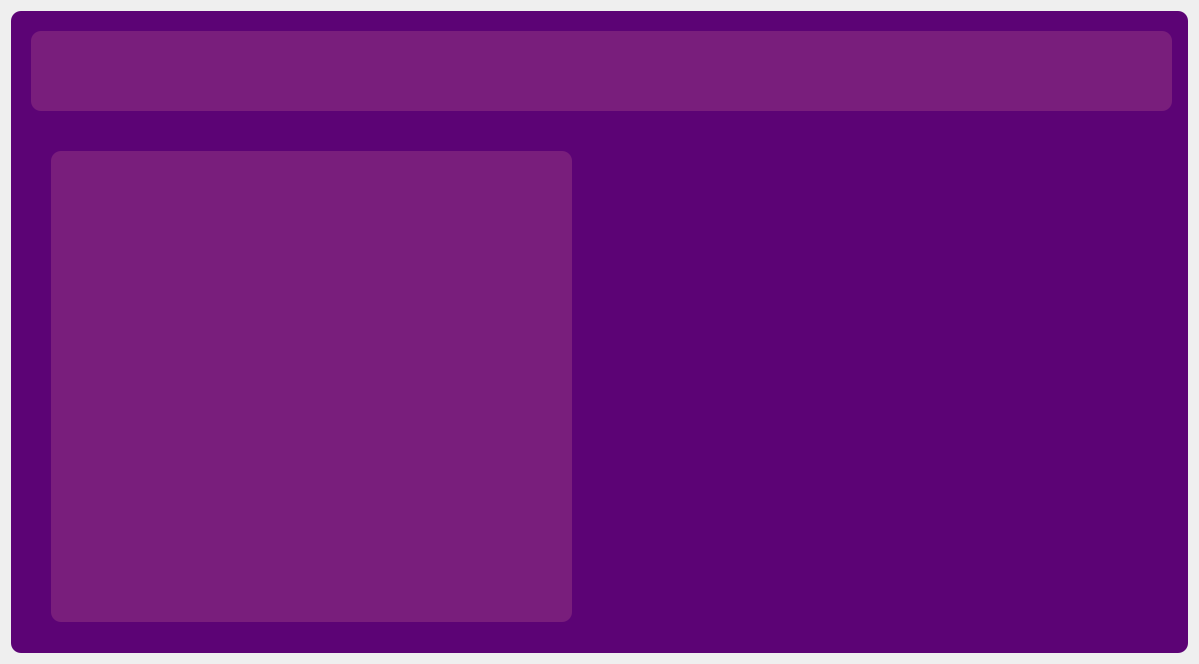
artur2281/Proyecto-Datos-y-algoritmo, file images/diseñofeliciaciones/menu.ui: the form before one commit.
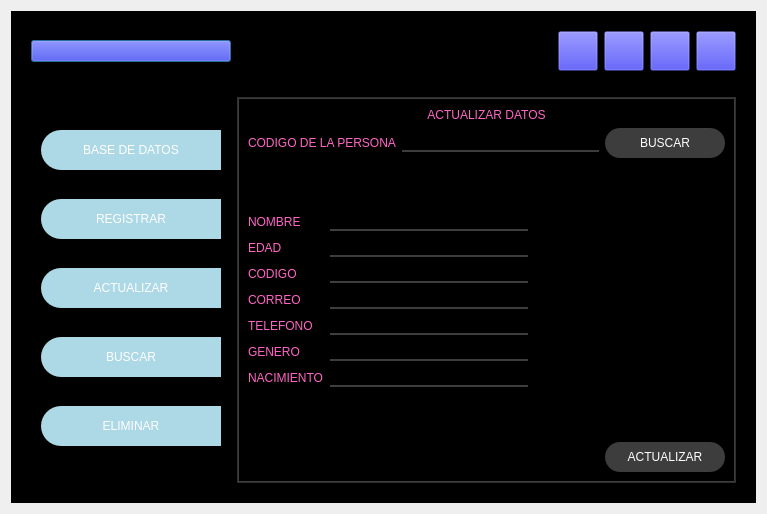
The form after the commit. Icons and pictures are not drawn.

Diff of the .ui file:
```diff
--- a/images/diseñofeliciaciones/menu.ui
+++ b/images/diseñofeliciaciones/menu.ui
@@ -6,62 +6,1150 @@
    <rect>
     <x>0</x>
     <y>0</y>
-    <width>1199</width>
-    <height>664</height>
+    <width>767</width>
+    <height>514</height>
    </rect>
   </property>
   <property name="windowTitle">
    <string>Dialog</string>
   </property>
-  <layout class="QVBoxLayout" name="verticalLayout_2">
+  <layout class="QVBoxLayout" name="verticalLayout_7" stretch="0">
    <item>
-    <widget class="QFrame" name="verticalFrame">
+    <widget class="QFrame" name="frame">
      <property name="styleSheet">
-      <string notr="true">QFrame{
+      <string notr="true">background-color: rgb(0, 0, 0);</string>
+     </property>
+     <property name="frameShape">
+      <enum>QFrame::StyledPanel</enum>
+     </property>
+     <property name="frameShadow">
+      <enum>QFrame::Raised</enum>
+     </property>
+     <layout class="QVBoxLayout" name="verticalLayout_2" stretch="1,8">
+      <item>
+       <widget class="QFrame" name="frame_2">
+        <property name="styleSheet">
+         <string notr="true">QFrame{
+background-color: rgb(0, 0, 0);
+}
 
-	background-color:rgb(92, 3, 117);
-	border-radius: 10px;
+QPushButton{
+background-color: #000000ff;
+border -radius:20px;
+}
 
+QPushButton:hover{
+background-color: rgb(61, 61, 61);
+border -radius:20px;
 }</string>
-     </property>
-     <widget class="QFrame" name="verticalFrame">
-      <property name="geometry">
-       <rect>
-        <x>20</x>
-        <y>20</y>
-        <width>1141</width>
-        <height>80</height>
-       </rect>
-      </property>
-      <property name="styleSheet">
-       <string notr="true">QFrame{
+        </property>
+        <property name="frameShape">
+         <enum>QFrame::StyledPanel</enum>
+        </property>
+        <property name="frameShadow">
+         <enum>QFrame::Raised</enum>
+        </property>
+        <layout class="QHBoxLayout" name="horizontalLayout">
+         <item>
+          <widget class="QPushButton" name="pushButton_5">
+           <property name="minimumSize">
+            <size>
+             <width>200</width>
+             <height>0</height>
+            </size>
+           </property>
+           <property name="text">
+            <string/>
+           </property>
+           <property name="icon">
+            <iconset>
+             <normaloff>../../../../../Pictures/Captura de pantalla 2023-09-24 115852.png</normaloff>../../../../../Pictures/Captura de pantalla 2023-09-24 115852.png</iconset>
+           </property>
+           <property name="iconSize">
+            <size>
+             <width>50</width>
+             <height>50</height>
+            </size>
+           </property>
+          </widget>
+         </item>
+         <item>
+          <spacer name="horizontalSpacer">
+           <property name="orientation">
+            <enum>Qt::Horizontal</enum>
+           </property>
+           <property name="sizeHint" stdset="0">
+            <size>
+             <width>268</width>
+             <height>20</height>
+            </size>
+           </property>
+          </spacer>
+         </item>
+         <item>
+          <widget class="QPushButton" name="pushButton_4">
+           <property name="minimumSize">
+            <size>
+             <width>40</width>
+             <height>40</height>
+            </size>
+           </property>
+           <property name="text">
+            <string/>
+           </property>
+           <property name="icon">
+            <iconset>
+             <normaloff>../../../../../Pictures/3.png</normaloff>../../../../../Pictures/3.png</iconset>
+           </property>
+           <property name="iconSize">
+            <size>
+             <width>40</width>
+             <height>40</height>
+            </size>
+           </property>
+          </widget>
+         </item>
+         <item>
+          <widget class="QPushButton" name="pushButton_3">
+           <property name="minimumSize">
+            <size>
+             <width>40</width>
+             <height>40</height>
+            </size>
+           </property>
+           <property name="text">
+            <string/>
+           </property>
+           <property name="icon">
+            <iconset>
+             <normaloff>../../../../../Pictures/2.png</normaloff>../../../../../Pictures/2.png</iconset>
+           </property>
+           <property name="iconSize">
+            <size>
+             <width>40</width>
+             <height>40</height>
+            </size>
+           </property>
+          </widget>
+         </item>
+         <item>
+          <widget class="QPushButton" name="pushButton_2">
+           <property name="minimumSize">
+            <size>
+             <width>40</width>
+             <height>40</height>
+            </size>
+           </property>
+           <property name="text">
+            <string/>
+           </property>
+           <property name="icon">
+            <iconset>
+             <normaloff>../../../../../Pictures/1.png</normaloff>../../../../../Pictures/1.png</iconset>
+           </property>
+           <property name="iconSize">
+            <size>
+             <width>40</width>
+             <height>40</height>
+            </size>
+           </property>
+          </widget>
+         </item>
+         <item>
+          <widget class="QPushButton" name="pushButton">
+           <property name="minimumSize">
+            <size>
+             <width>40</width>
+             <height>40</height>
+            </size>
+           </property>
+           <property name="text">
+            <string/>
+           </property>
+           <property name="icon">
+            <iconset>
+             <normaloff>../../../../../Pictures/4.png</normaloff>../../../../../Pictures/4.png</iconset>
+           </property>
+           <property name="iconSize">
+            <size>
+             <width>40</width>
+             <height>40</height>
+            </size>
+           </property>
+          </widget>
+         </item>
+        </layout>
+       </widget>
+      </item>
+      <item>
+       <widget class="QFrame" name="frame_3">
+        <property name="frameShape">
+         <enum>QFrame::StyledPanel</enum>
+        </property>
+        <property name="frameShadow">
+         <enum>QFrame::Raised</enum>
+        </property>
+        <layout class="QHBoxLayout" name="horizontalLayout_2">
+         <item>
+          <widget class="QFrame" name="frame_4">
+           <property name="minimumSize">
+            <size>
+             <width>200</width>
+             <height>0</height>
+            </size>
+           </property>
+           <property name="maximumSize">
+            <size>
+             <width>0</width>
+             <height>16777215</height>
+            </size>
+           </property>
+           <property name="styleSheet">
+            <string notr="true">QFrame {
+    background: qlineargradient(x1:0, y1:0, x2:0, y2:1,
+                                stop:0 #55A3D9, stop:1 #FF4D8E);
+}
 
-	background-color:rgb(121, 30, 124);
-	border-radius: 10px;
-	borde: 10px solid #000000;
+QPushButton {
+    background-color: #ADD8E6; /* Cambiamos el color a rosa */
+    border-top-left-radius: 20px;
+    border-bottom-left-radius: 20px;
+    color: #FFFFFF;
+    font: 77 10pt &quot;Arial Black&quot;;
+    transition: background-color 0.3s, color 0.3s;
+}
 
-}</string>
-      </property>
-     </widget>
-     <widget class="QFrame" name="verticalFrame">
-      <property name="geometry">
-       <rect>
-        <x>40</x>
-        <y>140</y>
-        <width>521</width>
-        <height>471</height>
-       </rect>
-      </property>
-      <property name="styleSheet">
-       <string notr="true">QFrame{
+QPushButton: hover {
+    background-color: white; /* Cambia a blanco cuando el mouse está encima */
+    border-top-left-radius: 20px;
+    border-bottom-left-radius: 20px;
+    color: rgb(0, 0, 0);
+    font: 77 10pt &quot;Arial Black&quot;;
+}
 
-	background-color:rgb(121, 30, 124);
-	border-radius: 10px;
-	border: rgb(0, 0, 0);
 
-}</string>
-      </property>
-     </widget>
+</string>
+           </property>
+           <property name="frameShape">
+            <enum>QFrame::StyledPanel</enum>
+           </property>
+           <property name="frameShadow">
+            <enum>QFrame::Raised</enum>
+           </property>
+           <layout class="QVBoxLayout" name="verticalLayout_3">
+            <item>
+             <widget class="QPushButton" name="pushButton_BASEDEDATOS">
+              <property name="minimumSize">
+               <size>
+                <width>0</width>
+                <height>40</height>
+               </size>
+              </property>
+              <property name="text">
+               <string>BASE DE DATOS</string>
+              </property>
+              <property name="icon">
+               <iconset>
+                <normaloff>../../../../../Pictures/Menu/Iconos/Iconos (1).png</normaloff>../../../../../Pictures/Menu/Iconos/Iconos (1).png</iconset>
+              </property>
+              <property name="iconSize">
+               <size>
+                <width>35</width>
+                <height>35</height>
+               </size>
+              </property>
+             </widget>
+            </item>
+            <item>
+             <widget class="QPushButton" name="pushButton_REGISTRAR">
+              <property name="minimumSize">
+               <size>
+                <width>0</width>
+                <height>40</height>
+               </size>
+              </property>
+              <property name="text">
+               <string>REGISTRAR</string>
+              </property>
+              <property name="icon">
+               <iconset>
+                <normaloff>../../../../../Pictures/Menu/Iconos/5.png</normaloff>../../../../../Pictures/Menu/Iconos/5.png</iconset>
+              </property>
+              <property name="iconSize">
+               <size>
+                <width>35</width>
+                <height>35</height>
+               </size>
+              </property>
+             </widget>
+            </item>
+            <item>
+             <widget class="QPushButton" name="pushButton_ACTUALIZAR">
+              <property name="minimumSize">
+               <size>
+                <width>0</width>
+                <height>40</height>
+               </size>
+              </property>
+              <property name="text">
+               <string>ACTUALIZAR</string>
+              </property>
+              <property name="icon">
+               <iconset>
+                <normaloff>../../../../../Pictures/Menu/Iconos/3.png</normaloff>../../../../../Pictures/Menu/Iconos/3.png</iconset>
+              </property>
+              <property name="iconSize">
+               <size>
+                <width>35</width>
+                <height>35</height>
+               </size>
+              </property>
+             </widget>
+            </item>
+            <item>
+             <widget class="QPushButton" name="pushButton_BUSCAR">
+              <property name="minimumSize">
+               <size>
+                <width>0</width>
+                <height>40</height>
+               </size>
+              </property>
+              <property name="text">
+               <string>BUSCAR</string>
+              </property>
+              <property name="icon">
+               <iconset>
+                <normaloff>../../../../../Pictures/Menu/Iconos/2.png</normaloff>../../../../../Pictures/Menu/Iconos/2.png</iconset>
+              </property>
+              <property name="iconSize">
+               <size>
+                <width>35</width>
+                <height>35</height>
+               </size>
+              </property>
+             </widget>
+            </item>
+            <item>
+             <widget class="QPushButton" name="pushButton_ELIMINAR">
+              <property name="minimumSize">
+               <size>
+                <width>0</width>
+                <height>40</height>
+               </size>
+              </property>
+              <property name="text">
+               <string>ELIMINAR</string>
+              </property>
+              <property name="icon">
+               <iconset>
+                <normaloff>../../../../../Pictures/Menu/Iconos/1.png</normaloff>../../../../../Pictures/Menu/Iconos/1.png</iconset>
+              </property>
+              <property name="iconSize">
+               <size>
+                <width>35</width>
+                <height>35</height>
+               </size>
+              </property>
+             </widget>
+            </item>
+           </layout>
+          </widget>
+         </item>
+         <item>
+          <widget class="QFrame" name="frame_5">
+           <property name="styleSheet">
+            <string notr="true">QFrame {
+    background-color: rgb(61, 61, 61);
+}
+
+QLabel {
+    font: 87 12pt &quot;Arial Black&quot;;
+    background-color: #000000ff;
+    color: #FF66C4; /* Cambiar el color del texto a rosa */
+    border: 0px solid #14C8DC;
+}
+
+QLineEdit {
+    border: 0px;
+    color: rgb(255, 255, 255);
+    border-bottom: 2px solid rgb(61, 61, 61);
+    font: 75 12pt &quot;Times New Roman&quot;;
+}
+
+QPushButton{
+background-color: rgb(61, 61, 61);
+border-radius: 15px;
+color: rgb(255, 255, 255);
+font: 77 10pt &quot;Arial Black&quot;;
+}
+
+QPushButton:hover{
+background-color: rgb(0, 206, 151);
+border-radius: 15px;
+color: rgb(0, 0, 0);
+font: 77 10pt &quot;Arial Black&quot;;
+}
+</string>
+           </property>
+           <property name="frameShape">
+            <enum>QFrame::StyledPanel</enum>
+           </property>
+           <property name="frameShadow">
+            <enum>QFrame::Raised</enum>
+           </property>
+           <layout class="QVBoxLayout" name="verticalLayout_4">
+            <property name="spacing">
+             <number>0</number>
+            </property>
+            <property name="leftMargin">
+             <number>1</number>
+            </property>
+            <property name="topMargin">
+             <number>1</number>
+            </property>
+            <property name="rightMargin">
+             <number>1</number>
+            </property>
+            <property name="bottomMargin">
+             <number>1</number>
+            </property>
+            <item>
+             <widget class="QStackedWidget" name="stackedWidget">
+              <property name="currentIndex">
+               <number>2</number>
+              </property>
+              <widget class="QWidget" name="pageDATOS">
+               <layout class="QVBoxLayout" name="verticalLayout_5">
+                <item>
+                 <widget class="QLabel" name="label">
+                  <property name="text">
+                   <string>BASE DE DATOS</string>
+                  </property>
+                  <property name="alignment">
+                   <set>Qt::AlignCenter</set>
+                  </property>
+                 </widget>
+                </item>
+                <item>
+                 <widget class="QTableWidget" name="tableBASEDEDATOS">
+                  <column>
+                   <property name="text">
+                    <string>Nombre</string>
+                   </property>
+                  </column>
+                  <column>
+                   <property name="text">
+                    <string>Edad</string>
+                   </property>
+                  </column>
+                  <column>
+                   <property name="text">
+                    <string>Codigo</string>
+                   </property>
+                  </column>
+                  <column>
+                   <property name="text">
+                    <string>Correo</string>
+                   </property>
+                  </column>
+                  <column>
+                   <property name="text">
+                    <string>Telefono</string>
+                   </property>
+                  </column>
+                  <column>
+                   <property name="text">
+                    <string>Genero</string>
+                   </property>
+                  </column>
+                  <column>
+                   <property name="text">
+                    <string>Nacimiento</string>
+                   </property>
+                  </column>
+                 </widget>
+                </item>
+                <item>
+                 <spacer name="verticalSpacer_7">
+                  <property name="orientation">
+                   <enum>Qt::Vertical</enum>
+                  </property>
+                  <property name="sizeHint" stdset="0">
+                   <size>
+                    <width>20</width>
+                    <height>40</height>
+                   </size>
+                  </property>
+                 </spacer>
+                </item>
+                <item>
+                 <layout class="QHBoxLayout" name="horizontalLayout_3">
+                  <item>
+                   <spacer name="horizontalSpacer_2">
+                    <property name="orientation">
+                     <enum>Qt::Horizontal</enum>
+                    </property>
+                    <property name="sizeHint" stdset="0">
+                     <size>
+                      <width>40</width>
+                      <height>20</height>
+                     </size>
+                    </property>
+                   </spacer>
+                  </item>
+                  <item>
+                   <widget class="QPushButton" name="bt_REFRESCAR">
+                    <property name="minimumSize">
+                     <size>
+                      <width>120</width>
+                      <height>30</height>
+                     </size>
+                    </property>
+                    <property name="text">
+                     <string>REFRESCAR</string>
+                    </property>
+                   </widget>
+                  </item>
+                 </layout>
+                </item>
+               </layout>
+              </widget>
+              <widget class="QWidget" name="page_1registrar">
+               <layout class="QVBoxLayout" name="verticalLayout_8">
+                <item>
+                 <widget class="QLabel" name="label_9">
+                  <property name="text">
+                   <string>REGISTRAR PERSONA</string>
+                  </property>
+                  <property name="alignment">
+                   <set>Qt::AlignCenter</set>
+                  </property>
+                 </widget>
+                </item>
+                <item>
+                 <spacer name="verticalSpacer_2">
+                  <property name="orientation">
+                   <enum>Qt::Vertical</enum>
+                  </property>
+                  <property name="sizeHint" stdset="0">
+                   <size>
+                    <width>20</width>
+                    <height>40</height>
+                   </size>
+                  </property>
+                 </spacer>
+                </item>
+                <item>
+                 <layout class="QHBoxLayout" name="horizontalLayout_4">
+                  <item>
+                   <layout class="QVBoxLayout" name="verticalLayout">
+                    <property name="spacing">
+                     <number>10</number>
+                    </property>
+                    <item>
+                     <widget class="QLabel" name="label_5">
+                      <property name="text">
+                       <string>NOMBRE</string>
+                      </property>
+                     </widget>
+                    </item>
+                    <item>
+                     <widget class="QLabel" name="label_8">
+                      <property name="text">
+                       <string>EDAD</string>
+                      </property>
+                     </widget>
+                    </item>
+                    <item>
+                     <widget class="QLabel" name="label_2">
+                      <property name="text">
+                       <string>CODIGO</string>
+                      </property>
+                     </widget>
+                    </item>
+                    <item>
+                     <widget class="QLabel" name="label_4">
+                      <property name="text">
+                       <string>CORREO</string>
+                      </property>
+                     </widget>
+                    </item>
+                    <item>
+                     <widget class="QLabel" name="label_3">
+                      <property name="text">
+                       <string>TELEFONO</string>
+                      </property>
+                     </widget>
+                    </item>
+                    <item>
+                     <widget class="QLabel" name="label_7">
+                      <property name="text">
+                       <string>GENERO</string>
+                      </property>
+                     </widget>
+                    </item>
+                    <item>
+                     <widget class="QLabel" name="label_6">
+                      <property name="text">
+                       <string>NACIMIENTO</string>
+                      </property>
+                     </widget>
+                    </item>
+                   </layout>
+                  </item>
+                  <item>
+                   <layout class="QVBoxLayout" name="verticalLayout_6">
+                    <property name="spacing">
+                     <number>10</number>
+                    </property>
+                    <item>
+                     <widget class="QLineEdit" name="lineEdit1nombre"/>
+                    </item>
+                    <item>
+                     <widget class="QLineEdit" name="lineEdit_2edad"/>
+                    </item>
+                    <item>
+                     <widget class="QLineEdit" name="lineEdit_3codigo"/>
+                    </item>
+                    <item>
+                     <widget class="QLineEdit" name="lineEdit_4correo"/>
+                    </item>
+                    <item>
+                     <widget class="QLineEdit" name="lineEdit_5telefono"/>
+                    </item>
+                    <item>
+                     <widget class="QLineEdit" name="lineEdit_6genero"/>
+                    </item>
+                    <item>
+                     <widget class="QLineEdit" name="lineEdit_7nacimiento"/>
+                    </item>
+                   </layout>
+                  </item>
+                  <item>
+                   <spacer name="horizontalSpacer_4">
+                    <property name="orientation">
+                     <enum>Qt::Horizontal</enum>
+                    </property>
+                    <property name="sizeHint" stdset="0">
+                     <size>
+                      <width>40</width>
+                      <height>20</height>
+                     </size>
+                    </property>
+                   </spacer>
+                  </item>
+                 </layout>
+                </item>
+                <item>
+                 <spacer name="verticalSpacer">
+                  <property name="orientation">
+                   <enum>Qt::Vertical</enum>
+                  </property>
+                  <property name="sizeHint" stdset="0">
+                   <size>
+                    <width>20</width>
+                    <height>40</height>
+                   </size>
+                  </property>
+                 </spacer>
+                </item>
+                <item>
+                 <layout class="QHBoxLayout" name="horizontalLayout_6">
+                  <item>
+                   <widget class="QLabel" name="label_10">
+                    <property name="minimumSize">
+                     <size>
+                      <width>200</width>
+                      <height>0</height>
+                     </size>
+                    </property>
+                    <property name="text">
+                     <string/>
+                    </property>
+                    <property name="alignment">
+                     <set>Qt::AlignCenter</set>
+                    </property>
+                   </widget>
+                  </item>
+                  <item>
+                   <spacer name="horizontalSpacer_3">
+                    <property name="orientation">
+                     <enum>Qt::Horizontal</enum>
+                    </property>
+                    <property name="sizeHint" stdset="0">
+                     <size>
+                      <width>40</width>
+                      <height>20</height>
+                     </size>
+                    </property>
+                   </spacer>
+                  </item>
+                  <item>
+                   <widget class="QPushButton" name="pushButton_6registrar">
+                    <property name="minimumSize">
+                     <size>
+                      <width>120</width>
+                      <height>30</height>
+                     </size>
+                    </property>
+                    <property name="text">
+                     <string>REGISTRAR</string>
+                    </property>
+                   </widget>
+                  </item>
+                 </layout>
+                </item>
+               </layout>
+              </widget>
+              <widget class="QWidget" name="page_actualizar">
+               <layout class="QVBoxLayout" name="verticalLayout_11">
+                <item>
+                 <widget class="QLabel" name="label_11">
+                  <property name="text">
+                   <string>ACTUALIZAR DATOS</string>
+                  </property>
+                  <property name="alignment">
+                   <set>Qt::AlignCenter</set>
+                  </property>
+                 </widget>
+                </item>
+                <item>
+                 <layout class="QHBoxLayout" name="horizontalLayout_5">
+                  <item>
+                   <widget class="QLabel" name="label_12codigopersona">
+                    <property name="text">
+                     <string>CODIGO DE LA PERSONA</string>
+                    </property>
+                   </widget>
+                  </item>
+                  <item>
+                   <widget class="QLineEdit" name="lineEdit_9codigoactualizar"/>
+                  </item>
+                  <item>
+                   <widget class="QPushButton" name="pushButton_7buscaractualizar">
+                    <property name="minimumSize">
+                     <size>
+                      <width>120</width>
+                      <height>30</height>
+                     </size>
+                    </property>
+                    <property name="text">
+                     <string>BUSCAR</string>
+                    </property>
+                   </widget>
+                  </item>
+                 </layout>
+                </item>
+                <item>
+                 <spacer name="verticalSpacer_3">
+                  <property name="orientation">
+                   <enum>Qt::Vertical</enum>
+                  </property>
+                  <property name="sizeHint" stdset="0">
+                   <size>
+                    <width>20</width>
+                    <height>40</height>
+                   </size>
+                  </property>
+                 </spacer>
+                </item>
+                <item>
+                 <layout class="QHBoxLayout" name="horizontalLayout_8">
+                  <item>
+                   <layout class="QVBoxLayout" name="verticalLayout_9">
+                    <property name="spacing">
+                     <number>8</number>
+                    </property>
+                    <item>
+                     <widget class="QLabel" name="label_13">
+                      <property name="text">
+                       <string>NOMBRE</string>
+                      </property>
+                     </widget>
+                    </item>
+                    <item>
+                     <widget class="QLabel" name="label_14">
+                      <property name="text">
+                       <string>EDAD</string>
+                      </property>
+                     </widget>
+                    </item>
+                    <item>
+                     <widget class="QLabel" name="label_15">
+                      <property name="text">
+                       <string>CODIGO</string>
+                      </property>
+                     </widget>
+                    </item>
+                    <item>
+                     <widget class="QLabel" name="label_16">
+                      <property name="text">
+                       <string>CORREO</string>
+                      </property>
+                     </widget>
+                    </item>
+                    <item>
+                     <widget class="QLabel" name="label_17">
+                      <property name="text">
+                       <string>TELEFONO</string>
+                      </property>
+                     </widget>
+                    </item>
+                    <item>
+                     <widget class="QLabel" name="label_18">
+                      <property name="text">
+                       <string>GENERO</string>
+                      </property>
+                     </widget>
+                    </item>
+                    <item>
+                     <widget class="QLabel" name="label_19">
+                      <property name="text">
+                       <string>NACIMIENTO</string>
+                      </property>
+                     </widget>
+                    </item>
+                   </layout>
+                  </item>
+                  <item>
+                   <layout class="QVBoxLayout" name="verticalLayout_10">
+                    <property name="spacing">
+                     <number>8</number>
+                    </property>
+                    <item>
+                     <widget class="QLineEdit" name="lineEdit_1nombreact"/>
+                    </item>
+                    <item>
+                     <widget class="QLineEdit" name="lineEdit_2edadactualizar"/>
+                    </item>
+                    <item>
+                     <widget class="QLineEdit" name="lineEdit_3codigoactualizar"/>
+                    </item>
+                    <item>
+                     <widget class="QLineEdit" name="lineEdit_4correoactualizar"/>
+                    </item>
+                    <item>
+                     <widget class="QLineEdit" name="lineEdit_5telefonoactualizar"/>
+                    </item>
+                    <item>
+                     <widget class="QLineEdit" name="lineEdit_6generoactualizar"/>
+                    </item>
+                    <item>
+                     <widget class="QLineEdit" name="lineEdit_7nacimientoactualizar"/>
+                    </item>
+                   </layout>
+                  </item>
+                  <item>
+                   <spacer name="horizontalSpacer_6">
+                    <property name="orientation">
+                     <enum>Qt::Horizontal</enum>
+                    </property>
+                    <property name="sizeHint" stdset="0">
+                     <size>
+                      <width>40</width>
+                      <height>20</height>
+                     </size>
+                    </property>
+                   </spacer>
+                  </item>
+                 </layout>
+                </item>
+                <item>
+                 <spacer name="verticalSpacer_4">
+                  <property name="orientation">
+                   <enum>Qt::Vertical</enum>
+                  </property>
+                  <property name="sizeHint" stdset="0">
+                   <size>
+                    <width>20</width>
+                    <height>40</height>
+                   </size>
+                  </property>
+                 </spacer>
+                </item>
+                <item>
+                 <layout class="QHBoxLayout" name="horizontalLayout_7">
+                  <item>
+                   <widget class="QLabel" name="label_20">
+                    <property name="minimumSize">
+                     <size>
+                      <width>120</width>
+                      <height>3</height>
+                     </size>
+                    </property>
+                    <property name="text">
+                     <string/>
+                    </property>
+                   </widget>
+                  </item>
+                  <item>
+                   <spacer name="horizontalSpacer_5">
+                    <property name="orientation">
+                     <enum>Qt::Horizontal</enum>
+                    </property>
+                    <property name="sizeHint" stdset="0">
+                     <size>
+                      <width>40</width>
+                      <height>20</height>
+                     </size>
+                    </property>
+                   </spacer>
+                  </item>
+                  <item>
+                   <widget class="QPushButton" name="pushButton_8actualizar">
+                    <property name="minimumSize">
+                     <size>
+                      <width>120</width>
+                      <height>30</height>
+                     </size>
+                    </property>
+                    <property name="text">
+                     <string>ACTUALIZAR</string>
+                    </property>
+                   </widget>
+                  </item>
+                 </layout>
+                </item>
+               </layout>
+              </widget>
+              <widget class="QWidget" name="page_buscar">
+               <layout class="QVBoxLayout" name="verticalLayout_12">
+                <item>
+                 <widget class="QLabel" name="label_21">
+                  <property name="text">
+                   <string>BUSCAR PERSONA</string>
+                  </property>
+                  <property name="alignment">
+                   <set>Qt::AlignCenter</set>
+                  </property>
+                 </widget>
+                </item>
+                <item>
+                 <layout class="QHBoxLayout" name="horizontalLayout_9">
+                  <item>
+                   <widget class="QLabel" name="label_22codigobuscar">
+                    <property name="text">
+                     <string>CODIGO DE LA PERSONA</string>
+                    </property>
+                   </widget>
+                  </item>
+                  <item>
+                   <widget class="QLineEdit" name="lineEdit_16ingresarcodigobuscar"/>
+                  </item>
+                  <item>
+                   <widget class="QPushButton" name="pushButton_9botonbuscar">
+                    <property name="minimumSize">
+                     <size>
+                      <width>120</width>
+                      <height>30</height>
+                     </size>
+                    </property>
+                    <property name="text">
+                     <string>BUSCAR</string>
+                    </property>
+                   </widget>
+                  </item>
+                 </layout>
+                </item>
+                <item>
+                 <spacer name="verticalSpacer_6">
+                  <property name="orientation">
+                   <enum>Qt::Vertical</enum>
+                  </property>
+                  <property name="sizeHint" stdset="0">
+                   <size>
+                    <width>20</width>
+                    <height>40</height>
+                   </size>
+                  </property>
+                 </spacer>
+                </item>
+                <item>
+                 <widget class="QTableWidget" name="tablebuscarpersona">
+                  <column>
+                   <property name="text">
+                    <string>NOMBRE</string>
+                   </property>
+                  </column>
+                  <column>
+                   <property name="text">
+                    <string>Nueva columna</string>
+                   </property>
+                  </column>
+                  <column>
+                   <property name="text">
+                    <string>EDAD</string>
+                   </property>
+                  </column>
+                  <column>
+                   <property name="text">
+                    <string>CODIGO</string>
+                   </property>
+                  </column>
+                  <column>
+                   <property name="text">
+                    <string>CORREO</string>
+                   </property>
+                  </column>
+                  <column>
+                   <property name="text">
+                    <string>TELEFONO</string>
+                   </property>
+                  </column>
+                  <column>
+                   <property name="text">
+                    <string>NACIMIENTO</string>
+                   </property>
+                  </column>
+                 </widget>
+                </item>
+                <item>
+                 <spacer name="verticalSpacer_5">
+                  <property name="orientation">
+                   <enum>Qt::Vertical</enum>
+                  </property>
+                  <property name="sizeHint" stdset="0">
+                   <size>
+                    <width>20</width>
+                    <height>40</height>
+                   </size>
+                  </property>
+                 </spacer>
+                </item>
+               </layout>
+              </widget>
+              <widget class="QWidget" name="page_eliminar">
+               <layout class="QVBoxLayout" name="verticalLayout_13">
+                <item>
+                 <widget class="QLabel" name="label_23">
+                  <property name="text">
+                   <string>ELIMINAR PERSONA</string>
+                  </property>
+                  <property name="alignment">
+                   <set>Qt::AlignCenter</set>
+                  </property>
+                 </widget>
+                </item>
+                <item>
+                 <layout class="QHBoxLayout" name="horizontalLayout_10">
+                  <item>
+                   <widget class="QLabel" name="label_24codigoeliminar">
+                    <property name="text">
+                     <string>CODIGO DE LA PERSONA</string>
+                    </property>
+                   </widget>
+                  </item>
+                  <item>
+                   <widget class="QLineEdit" name="lineEdit_17ingresarcodigoeliminar"/>
+                  </item>
+                  <item>
+                   <widget class="QPushButton" name="pushButton_buscareliminar">
+                    <property name="minimumSize">
+                     <size>
+                      <width>120</width>
+                      <height>30</height>
+                     </size>
+                    </property>
+                    <property name="text">
+                     <string>BUSCAR</string>
+                    </property>
+                   </widget>
+                  </item>
+                 </layout>
+                </item>
+                <item>
+                 <widget class="QTableWidget" name="tableelimnarpersona">
+                  <column>
+                   <property name="text">
+                    <string>NOMBRE</string>
+                   </property>
+                  </column>
+                  <column>
+                   <property name="text">
+                    <string>EDAD</string>
+                   </property>
+                  </column>
+                  <column>
+                   <property name="text">
+                    <string>CODIGO</string>
+                   </property>
+                  </column>
+                  <column>
+                   <property name="text">
+                    <string>CORREO</string>
+                   </property>
+                  </column>
+                  <column>
+                   <property name="text">
+                    <string>TELEFONO</string>
+                   </property>
+                  </column>
+                  <column>
+                   <property name="text">
+                    <string>GENERO</string>
+                   </property>
+                  </column>
+                  <column>
+                   <property name="text">
+                    <string>NACIMIENTO</string>
+                   </property>
+                  </column>
+                 </widget>
+                </item>
+                <item>
+                 <layout class="QHBoxLayout" name="horizontalLayout_11">
+                  <item>
+                   <widget class="QLabel" name="label_25">
+                    <property name="minimumSize">
+                     <size>
+                      <width>200</width>
+                      <height>30</height>
+                     </size>
+                    </property>
+                    <property name="text">
+                     <string/>
+                    </property>
+                   </widget>
+                  </item>
+                  <item>
+                   <spacer name="horizontalSpacer_7">
+                    <property name="orientation">
+                     <enum>Qt::Horizontal</enum>
+                    </property>
+                    <property name="sizeHint" stdset="0">
+                     <size>
+                      <width>40</width>
+                      <height>20</height>
+                     </size>
+                    </property>
+                   </spacer>
+                  </item>
+                  <item>
+                   <widget class="QPushButton" name="pushButton_botonelimnar">
+                    <property name="minimumSize">
+                     <size>
+                      <width>120</width>
+                      <height>30</height>
+                     </size>
+                    </property>
+                    <property name="text">
+                     <string>ELIMINAR</string>
+                    </property>
+                   </widget>
+                  </item>
+                 </layout>
+                </item>
+               </layout>
+              </widget>
+             </widget>
+            </item>
+           </layout>
+          </widget>
+         </item>
+        </layout>
+       </widget>
+      </item>
+     </layout>
     </widget>
    </item>
   </layout>
```
